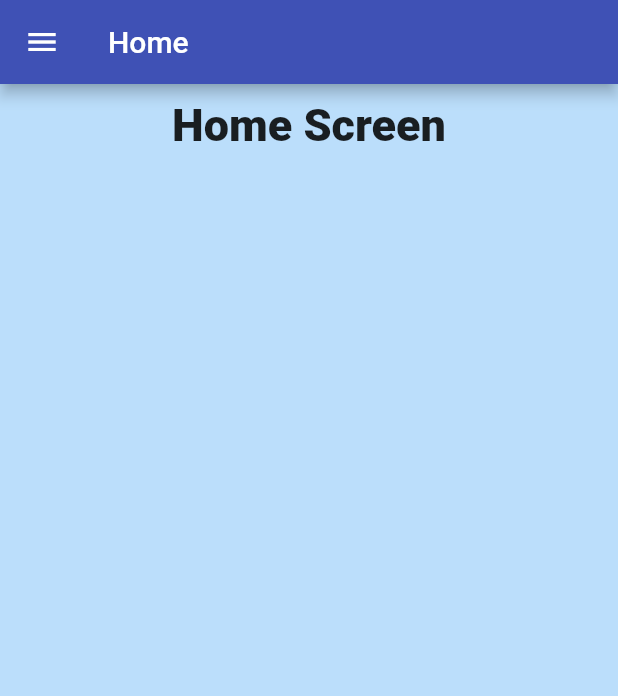
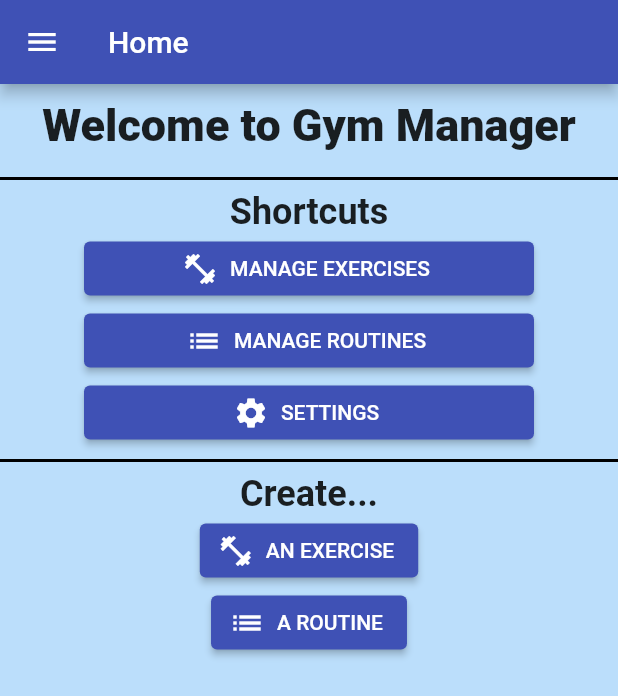
Before and after one commit to ramiro-marinio/gym-manager, a Flutter app: the screen it shows after launch, on a phone screen of 412 x 824 dp. Shown: the top 696 px of the screen. Run offline on Flutter 3.47's test engine with Material 2 defaults, Android fonts, the phone set to English and light mode, and no system bars; our stand-ins replace auto_size_text, gap, go_router, shared_preferences, sqflite; accounts and stored records are empty.

```diff
--- a/lib/main.dart
+++ b/lib/main.dart
@@ -4,7 +4,7 @@ import 'package:gymmanager/providers/dbprovider.dart';
 import 'package:gymmanager/providers/routinecreationprovider.dart';
 import 'package:gymmanager/providers/routineplayprovider.dart';
 import 'package:gymmanager/widgets/pages/exercisemanager.dart';
-import 'package:gymmanager/widgets/pages/homescreen.dart';
+import 'package:gymmanager/widgets/pages/home/homescreen.dart';
 import 'package:gymmanager/widgets/pages/routines.dart';
 import 'package:gymmanager/widgets/pages/settings.dart';
 import 'package:gymmanager/widgets/pages/sql_page.dart';
--- a/lib/providers/routinecreationprovider.dart
+++ b/lib/providers/routinecreationprovider.dart
@@ -60,7 +60,7 @@ class CreationProvider extends ChangeNotifier {
     final DbProvider dbprovider = context.read<DbProvider>();
     String date = DateFormat('yyyy-MM-dd').format(DateTime.now());
     int routineId = await dbprovider.createRoutine(
-      ExerciseContainer(
+      routine: ExerciseContainer(
         isRoutine: true,
         creationDate: date,
         name: name,
--- /dev/null
+++ b/lib/widgets/pages/home/homescreen.dart
@@ -0,0 +1,82 @@
+import 'package:flutter/material.dart';
+import 'package:gymmanager/providers/dbprovider.dart';
+import 'package:gymmanager/widgets/pages/home/linkbutton.dart';
+import 'package:gymmanager/widgets/pages/home/navpushbutton.dart';
+import 'package:gymmanager/widgets/pages/navdrawer.dart';
+import 'package:gymmanager/widgets/routine_creation/forms/create_routine.dart';
+import 'package:gymmanager/widgets/routine_creation/forms/exercises/create_exercise.dart';
+import 'package:provider/provider.dart';
+
+class HomeScreen extends StatefulWidget {
+  const HomeScreen({super.key});
+
+  @override
+  State<HomeScreen> createState() => _HomeScreenState();
+}
+
+class _HomeScreenState extends State<HomeScreen> {
+  @override
+  Widget build(BuildContext context) {
+    context.read<DbProvider>().database.then((value) => null);
+    return Scaffold(
+      appBar: AppBar(title: const Text("Home")),
+      drawer: const NavDrawer(),
+      body: const Column(
+        children: [
+          Padding(
+            padding: EdgeInsets.only(top: 10, bottom: 10),
+            child: SizedBox(
+              width: double.infinity,
+              child: Text(
+                "Welcome to Gym Manager",
+                style: TextStyle(fontWeight: FontWeight.w900, fontSize: 30),
+                textAlign: TextAlign.center,
+              ),
+            ),
+          ),
+          Divider(
+            color: Colors.black,
+            thickness: 2,
+          ),
+          Text(
+            "Shortcuts",
+            style: TextStyle(fontSize: 24, fontWeight: FontWeight.w600),
+          ),
+          LinkButton(
+            address: "/exercises",
+            text: "MANAGE EXERCISES",
+            icon: Icon(Icons.fitness_center),
+          ),
+          LinkButton(
+            address: "/routines",
+            text: "MANAGE ROUTINES",
+            icon: Icon(Icons.list),
+          ),
+          LinkButton(
+            address: "/sql_settings",
+            text: "SETTINGS",
+            icon: Icon(Icons.settings),
+          ),
+          Divider(
+            color: Colors.black,
+            thickness: 2,
+          ),
+          Text(
+            "Create...",
+            style: TextStyle(fontSize: 24, fontWeight: FontWeight.w600),
+          ),
+          NavPushButton(
+            address: CreateExercise(modifyMode: false),
+            text: "AN EXERCISE",
+            icon: Icon(Icons.fitness_center),
+          ),
+          NavPushButton(
+            address: CreateRoutine(),
+            text: "A ROUTINE",
+            icon: Icon(Icons.list),
+          ),
+        ],
+      ),
+    );
+  }
+}
--- /dev/null
+++ b/lib/widgets/pages/home/linkbutton.dart
@@ -0,0 +1,26 @@
+import 'package:flutter/material.dart';
+import 'package:go_router/go_router.dart';
+
+class LinkButton extends StatelessWidget {
+  final String address;
+  final String text;
+  final Widget icon;
+  const LinkButton(
+      {super.key,
+      required this.address,
+      required this.text,
+      required this.icon});
+  @override
+  Widget build(BuildContext context) {
+    return SizedBox(
+      width: 300,
+      child: ElevatedButton.icon(
+        icon: icon,
+        onPressed: () {
+          context.go(address);
+        },
+        label: Text(text),
+      ),
+    );
+  }
+}
--- /dev/null
+++ b/lib/widgets/pages/home/navpushbutton.dart
@@ -0,0 +1,26 @@
+import 'package:flutter/material.dart';
+
+class NavPushButton extends StatelessWidget {
+  final Widget icon;
+  final String text;
+  final Widget address;
+  const NavPushButton(
+      {super.key,
+      required this.address,
+      required this.text,
+      required this.icon});
+
+  @override
+  Widget build(BuildContext context) {
+    return ElevatedButton.icon(
+      onPressed: () => Navigator.push(
+        context,
+        MaterialPageRoute(
+          builder: (context) => address,
+        ),
+      ),
+      icon: icon,
+      label: Text(text),
+    );
+  }
+}
--- a/lib/widgets/pages/homescreen.dart
+++ /dev/null
@@ -1,34 +0,0 @@
-import 'package:flutter/material.dart';
-import 'package:gymmanager/widgets/pages/navdrawer.dart';
-
-class HomeScreen extends StatefulWidget {
-  const HomeScreen({super.key});
-
-  @override
-  State<HomeScreen> createState() => _HomeScreenState();
-}
-
-class _HomeScreenState extends State<HomeScreen> {
-  @override
-  Widget build(BuildContext context) {
-    return Scaffold(
-      appBar: AppBar(title: const Text("Home")),
-      drawer: const NavDrawer(),
-      body: const Column(
-        children: [
-          Padding(
-            padding: EdgeInsets.only(top: 10, bottom: 10),
-            child: SizedBox(
-              width: double.infinity,
-              child: Text(
-                "Home Screen",
-                style: TextStyle(fontWeight: FontWeight.w900, fontSize: 30),
-                textAlign: TextAlign.center,
-              ),
-            ),
-          )
-        ],
-      ),
-    );
-  }
-}
--- a/lib/widgets/routine_creation/forms/exercises/create_exercise.dart
+++ b/lib/widgets/routine_creation/forms/exercises/create_exercise.dart
@@ -47,6 +47,7 @@ class _CreateExerciseState extends State<CreateExercise> {
                   Card(
                     color: Colors.transparent,
                     child: TextFormField(
+                      maxLength: 200,
                       controller: namecontroller,
                       validator: (value) {
                         if (value == null || value.isEmpty) {
@@ -113,7 +114,7 @@ class _CreateExerciseState extends State<CreateExercise> {
                       if (_formKey.currentState!.validate()) {
                         if (!widget.modifyMode) {
                           context.read<DbProvider>().createExercise(
-                                ExerciseType(
+                                exercise: ExerciseType(
                                   name: namecontroller!.text,
                                   description: descriptioncontroller!.text,
                                   repunit: repunit!,
```
Also changed, not shown: lib/providers/dbprovider.dart (+32 -23 lines), lib/widgets/routines/home/routinewidget.dart (+9 -9 lines), assets/icon.png, 26 other files.
